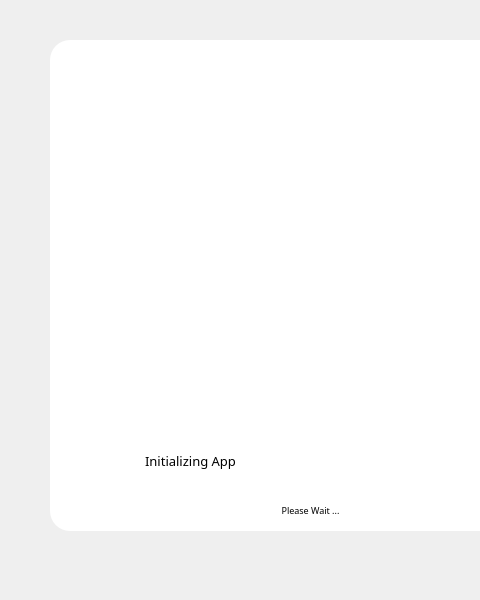
This is splashScreen.ui in Prollylater/image-classification-and-generation as Qt 5 draws it before an edit; both pictures show x 0 to 480 and y 0 to 600 of the 800 by 600 pixel window. The edited form follows.
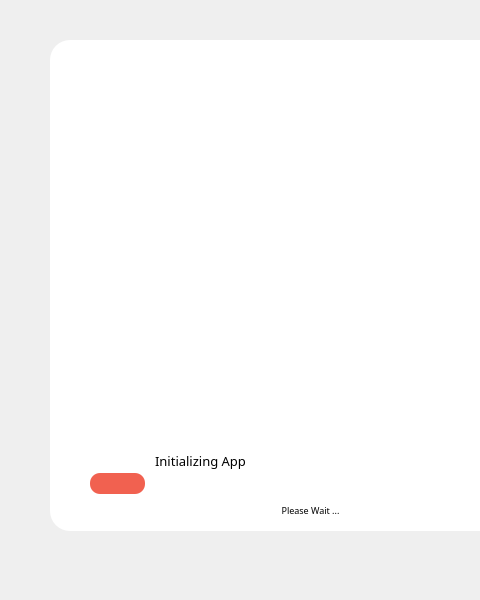
This is the edited form. Icons and pictures are not drawn.

Commit message: Changed the python generation file to pyside2 because it can't be read by pyqt5 tool and added some modification to the window only for esthetic and added the code to animate the loading bar and the status

The edit to the form file:
```diff
--- a/splashScreen.ui
+++ b/splashScreen.ui
@@ -59,8 +59,8 @@
       <rect>
        <x>20</x>
        <y>20</y>
-       <width>221</width>
-       <height>81</height>
+       <width>241</width>
+       <height>91</height>
       </rect>
      </property>
      <property name="styleSheet">
@@ -95,7 +95,7 @@
     <widget class="QLabel" name="initializing">
      <property name="geometry">
       <rect>
-       <x>40</x>
+       <x>50</x>
        <y>410</y>
        <width>201</width>
        <height>21</height>
@@ -144,6 +144,30 @@
       <set>Qt::AlignCenter</set>
      </property>
     </widget>
+    <widget class="QProgressBar" name="progressBar">
+     <property name="geometry">
+      <rect>
+       <x>40</x>
+       <y>433</y>
+       <width>231</width>
+       <height>21</height>
+      </rect>
+     </property>
+     <property name="styleSheet">
+      <string notr="true">QProgressBar{
+	background-color:transparent;
+	color:transparent;
+	text-align:left;
+}
+QProgressBar::chunk{
+	background-color:#f16150;
+	border-radius:10px;
+}</string>
+     </property>
+     <property name="value">
+      <number>24</number>
+     </property>
+    </widget>
    </widget>
   </widget>
  </widget>
```
Left out of the diff: 2 changed lines with no effect on the pictures. The commit also changes 6 other files.
